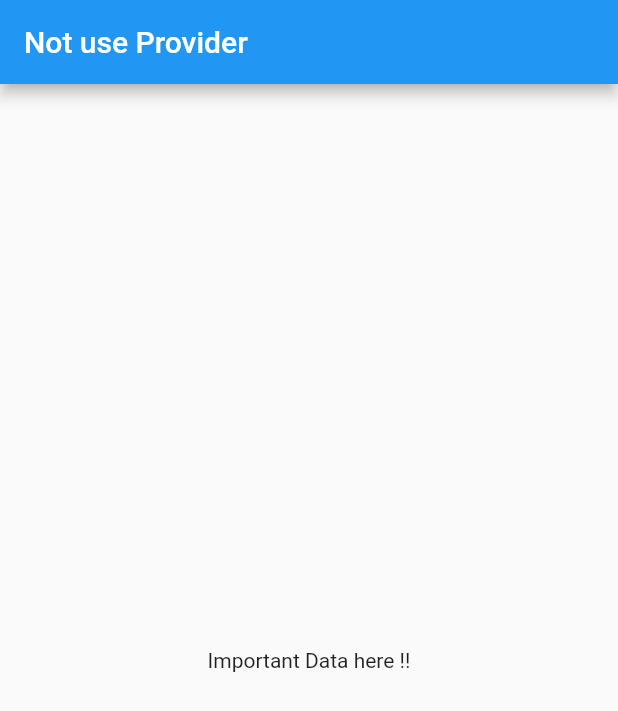
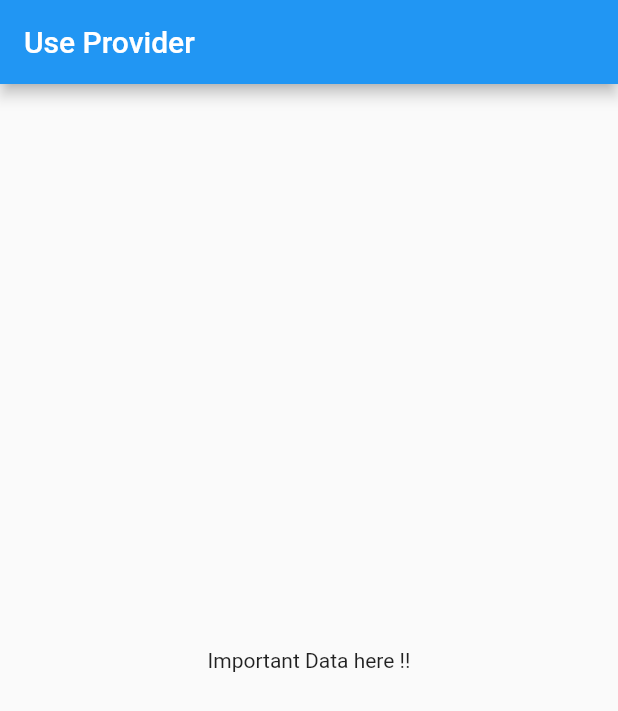
Before and after one commit to NaokiDohi/provider_tutorial, a Flutter app: the screen it shows after launch, on a phone screen of 412 x 824 dp. Shown: the top 711 px of the screen. Run offline on Flutter 3.47's test engine with Material 2 defaults, Android fonts, the phone set to English and light mode, and no system bars.

Commit message:
Use Provider

```diff
--- a/lib/Level/level1.dart
+++ b/lib/Level/level1.dart
@@ -2,13 +2,10 @@ import 'package:flutter/material.dart';
 import 'package:provider_tutorial/Level/level2.dart';
 
 class Level1 extends StatelessWidget {
-  final String data;
-  Level1(this.data);
-
   @override
   Widget build(BuildContext context) {
     return Container(
-      child: Level2(data),
+      child: Level2(),
     );
   }
 }
--- a/lib/Level/level2.dart
+++ b/lib/Level/level2.dart
@@ -2,13 +2,10 @@ import 'package:flutter/material.dart';
 import 'package:provider_tutorial/Level/level3.dart';
 
 class Level2 extends StatelessWidget {
-  final String data;
-  Level2(this.data);
-
   @override
   Widget build(BuildContext context) {
     return Container(
-      child: Level3(data),
+      child: Level3(),
     );
   }
 }
--- a/lib/Level/level3.dart
+++ b/lib/Level/level3.dart
@@ -1,15 +1,13 @@
 import 'package:flutter/material.dart';
+import 'package:provider/provider.dart';
 
 class Level3 extends StatelessWidget {
-  final String data;
-  Level3(this.data);
-
   @override
   Widget build(BuildContext context) {
     return Container(
       child: Center(
         child: Container(
-          child: Text(data),
+          child: Text(Provider.of<String>(context)),
         ),
       ),
     );
--- a/lib/main.dart
+++ b/lib/main.dart
@@ -1,4 +1,5 @@
 import 'package:flutter/material.dart';
+import 'package:provider/provider.dart';
 import 'package:provider_tutorial/Level/level1.dart';
 
 void main() {
@@ -9,10 +10,13 @@ class MyApp extends StatelessWidget {
   final String data = 'Important Data here !!';
   @override
   Widget build(BuildContext context) {
-    return MaterialApp(
-      home: Scaffold(
-        appBar: AppBar(title: Text("Not use Provider")),
-        body: Level1(data),
+    return Provider<String>(
+      create: (context) => data,
+      child: MaterialApp(
+        home: Scaffold(
+          appBar: AppBar(title: Text("Use Provider")),
+          body: Level1(),
+        ),
       ),
     );
   }
```
